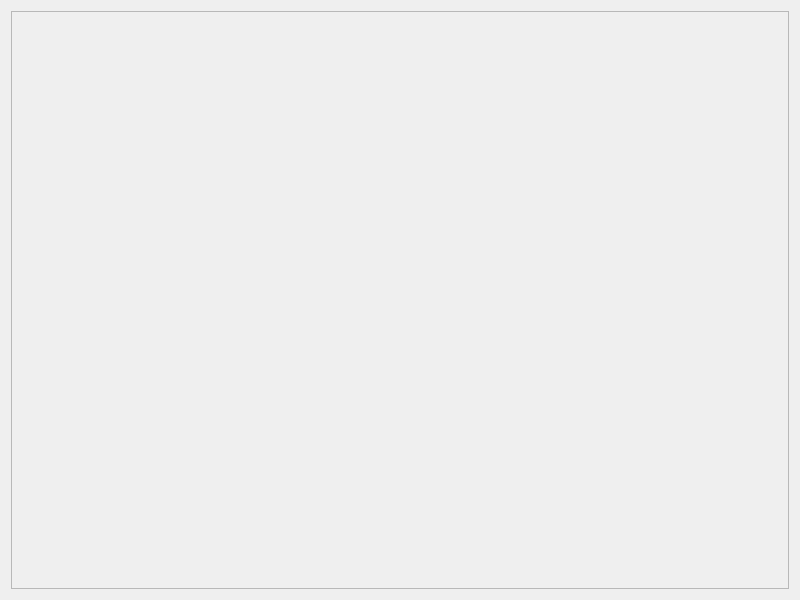
This is task2/src/mainUI.ui in Totocinco/Robotica-G10 as Qt 5 draws it before an edit. The edited form follows.
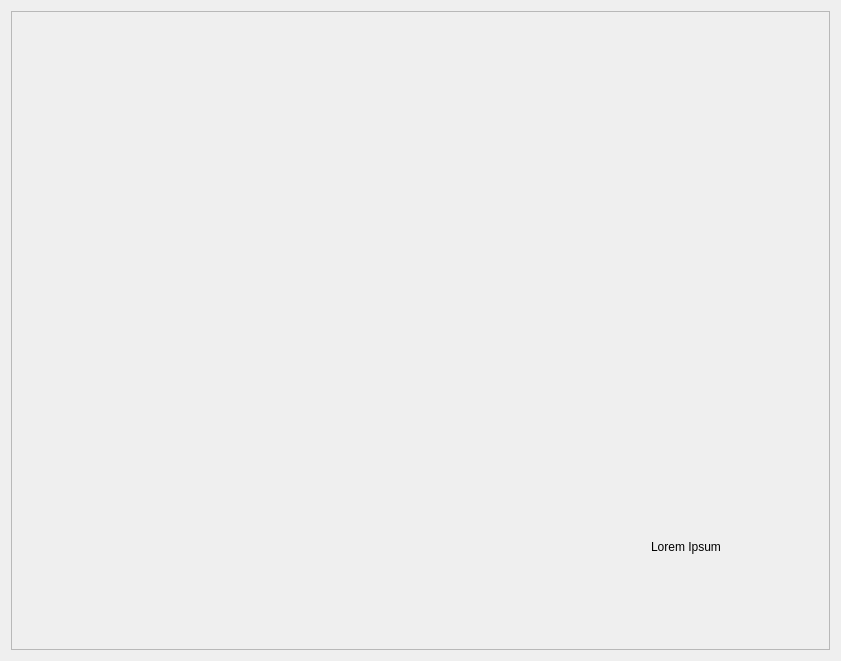
This is the edited form.

Commit message: Cambios a interfaz mainUI, implementacion de seguimiento rotacional de personas

```diff
--- a/task2/src/mainUI.ui
+++ b/task2/src/mainUI.ui
@@ -6,8 +6,8 @@
    <rect>
     <x>0</x>
     <y>0</y>
-    <width>800</width>
-    <height>600</height>
+    <width>841</width>
+    <height>661</height>
    </rect>
   </property>
   <property name="windowTitle">
@@ -22,6 +22,19 @@
      <property name="frameShadow">
       <enum>QFrame::Raised</enum>
      </property>
+     <widget class="QLabel" name="label">
+      <property name="geometry">
+       <rect>
+        <x>640</x>
+        <y>480</y>
+        <width>171</width>
+        <height>111</height>
+       </rect>
+      </property>
+      <property name="text">
+       <string>Lorem Ipsum</string>
+      </property>
+     </widget>
     </widget>
    </item>
   </layout>
```
The commit also changes 3 other files.
